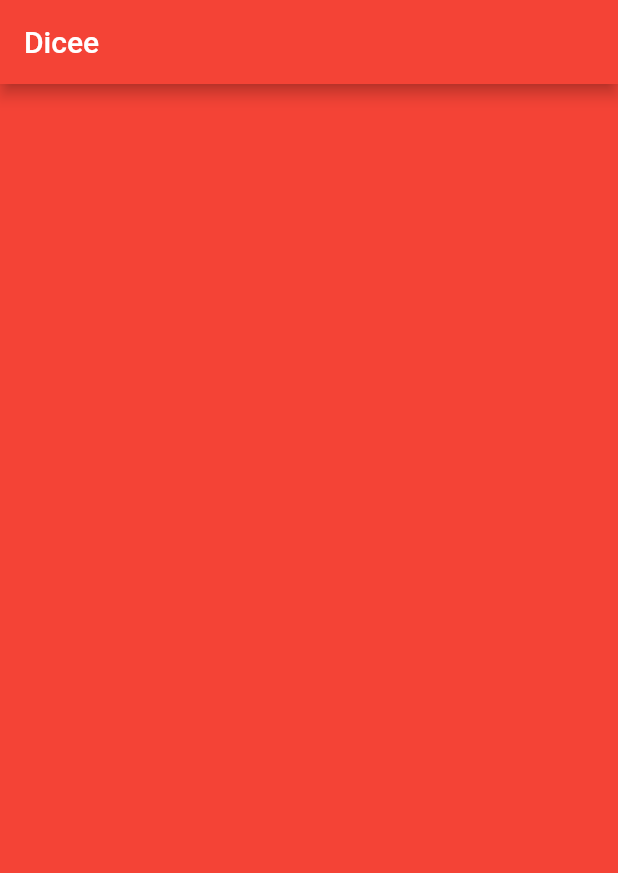
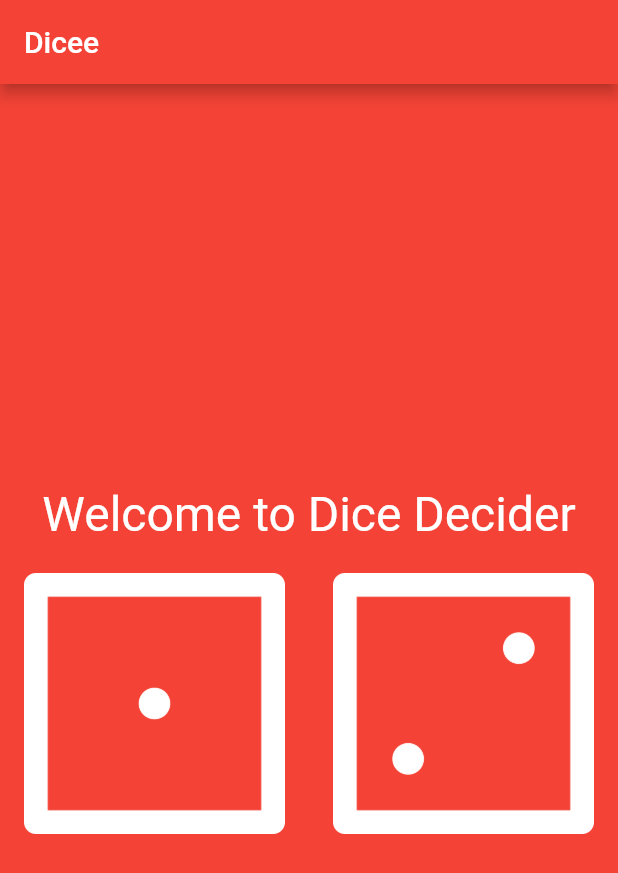
Before and after one commit to DarthBenro008/hello-flutter, a Flutter app: the screen it shows after launch, on a phone screen of 412 x 824 dp. Shown: the top 873 px of the screen. Run offline on Flutter 3.47's test engine with Material 2 defaults, Android fonts, the phone set to English and light mode, and no system bars.

Commit message:
DiceDecider: Adding Dices

```diff
--- a/dice-decider/lib/main.dart
+++ b/dice-decider/lib/main.dart
@@ -18,6 +18,36 @@ void main() {
 class DicePage extends StatelessWidget {
   @override
   Widget build(BuildContext context) {
-    return Container();
+    return Column(
+      mainAxisAlignment: MainAxisAlignment.center,
+      children: <Widget>[
+        Text(
+          'Welcome to Dice Decider',
+          style: TextStyle(
+            fontSize: 32,
+            color: Colors.white,
+          ),
+        ),
+        SizedBox(
+          height: 20,
+        ),
+        Row(
+          children: <Widget>[
+            Expanded(
+              child: FlatButton(
+                onPressed: () {},
+                child: Image.asset('images/dice1.png'),
+              ),
+            ),
+            Expanded(
+              child: FlatButton(
+                onPressed: () {},
+                child: Image.asset('images/dice2.png'),
+              ),
+            ),
+          ],
+        ),
+      ],
+    );
   }
 }
```
Also changed, not shown: 7 other files.
